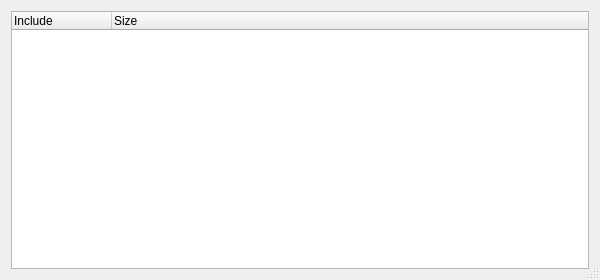
The window that forms/dialog.ui (cdglove/cpp-size) describes before a commit, drawn with Qt 5.
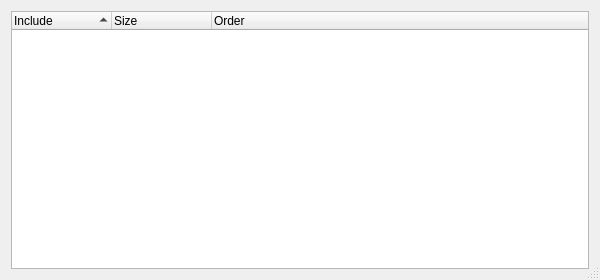
The same window after the commit.

Commit message: Initial sorting implementation.

```diff
--- a/forms/dialog.ui
+++ b/forms/dialog.ui
@@ -22,6 +22,9 @@
   <layout class="QVBoxLayout" name="verticalLayout">
    <item>
     <widget class="QTreeWidget" name="include_hierarchy">
+     <property name="sortingEnabled">
+      <bool>true</bool>
+     </property>
      <column>
       <property name="text">
        <string>Include</string>
@@ -32,6 +35,11 @@
        <string>Size</string>
       </property>
      </column>
+     <column>
+      <property name="text">
+       <string>Order</string>
+      </property>
+     </column>
     </widget>
    </item>
   </layout>
```
The commit also changes 8 other files.
